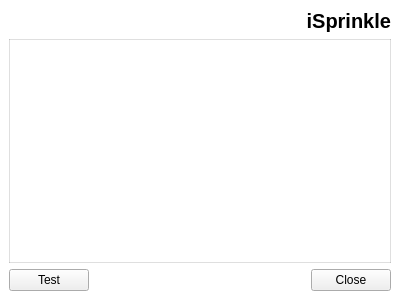
The window that isprinkle-pyqt-gui/ui/mainwidget.ui (djsmith42/isprinkle) describes before a commit, drawn with Qt 5.
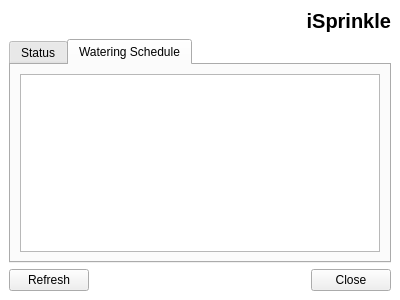
The same window after the commit. Icons and pictures are not drawn.

Commit message: Refactoring of webservice code and added watering test code to GUI

```diff
--- a/isprinkle-pyqt-gui/ui/mainwidget.ui
+++ b/isprinkle-pyqt-gui/ui/mainwidget.ui
@@ -70,7 +70,31 @@
        </widget>
       </item>
       <item>
-       <widget class="QTextEdit" name="textEdit"/>
+       <widget class="QTabWidget" name="tabWidget">
+        <property name="currentIndex">
+         <number>1</number>
+        </property>
+        <widget class="QWidget" name="statusTab">
+         <attribute name="title">
+          <string>Status</string>
+         </attribute>
+         <layout class="QVBoxLayout" name="verticalLayout_3">
+          <item>
+           <widget class="QTextEdit" name="statusTextEdit"/>
+          </item>
+         </layout>
+        </widget>
+        <widget class="QWidget" name="wateringTab">
+         <attribute name="title">
+          <string>Watering Schedule</string>
+         </attribute>
+         <layout class="QVBoxLayout" name="verticalLayout_4">
+          <item>
+           <widget class="QTextEdit" name="wateringTextEdit"/>
+          </item>
+         </layout>
+        </widget>
+       </widget>
       </item>
       <item>
        <widget class="QFrame" name="buttonFrame">
@@ -81,7 +105,7 @@
          <item>
           <widget class="QPushButton" name="testButton">
            <property name="text">
-            <string>Test</string>
+            <string>Refresh</string>
            </property>
           </widget>
          </item>
```
Left out of the diff: 2 changed lines with no effect on the pictures. The commit also changes 3 other files.
